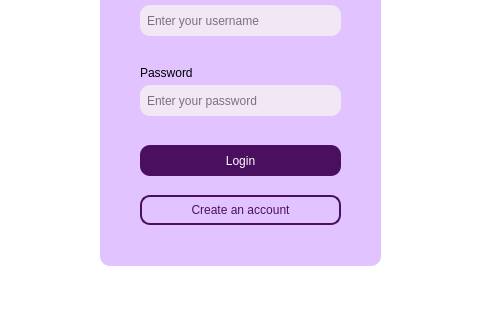
Qt form mainwindow1.ui (Nirjaraa/spendwise) before a commit; both pictures show x 480 to 960 and y 205 to 540 of the 960 by 540 pixel window.
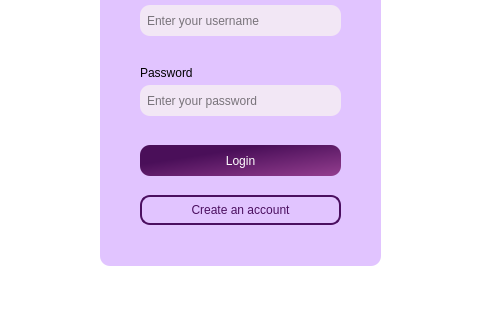
The same form after that commit. Icons and pictures are not drawn.

Diff of the .ui file:
```diff
--- a/mainwindow1.ui
+++ b/mainwindow1.ui
@@ -73,13 +73,11 @@
      </property>
      <property name="styleSheet">
       <string notr="true">QPushButton {
+	background-color: qlineargradient(spread:pad, x1:0, y1:0, x2:1, y2:1, stop:0.3125 rgba(74, 15, 89, 255), stop:1 rgba(148,62,143, 255));
     font: 9pt &quot;Bahnschrift&quot;;
-   
     color: rgb(255, 255, 255);
-    background-color: rgb(75, 15, 96);
     border-radius: 10px;
 }
-
 QPushButton:hover {
     border: 2px solid white;
 	}
@@ -89,10 +87,7 @@
 	 color:rgb(75, 15, 96);
 cursor: pointinghand;
 }
- 
-
-
-</string>
+ </string>
      </property>
      <property name="text">
       <string>Login</string>
```
Left out of the diff: 22 changed lines with no effect on the pictures.
